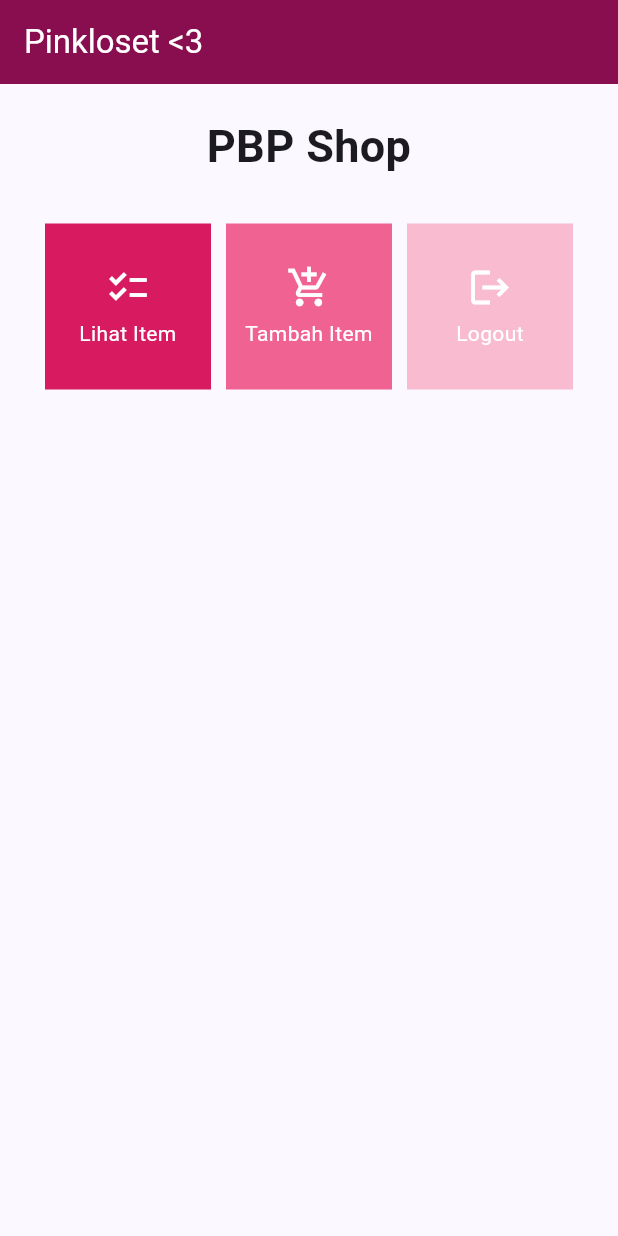
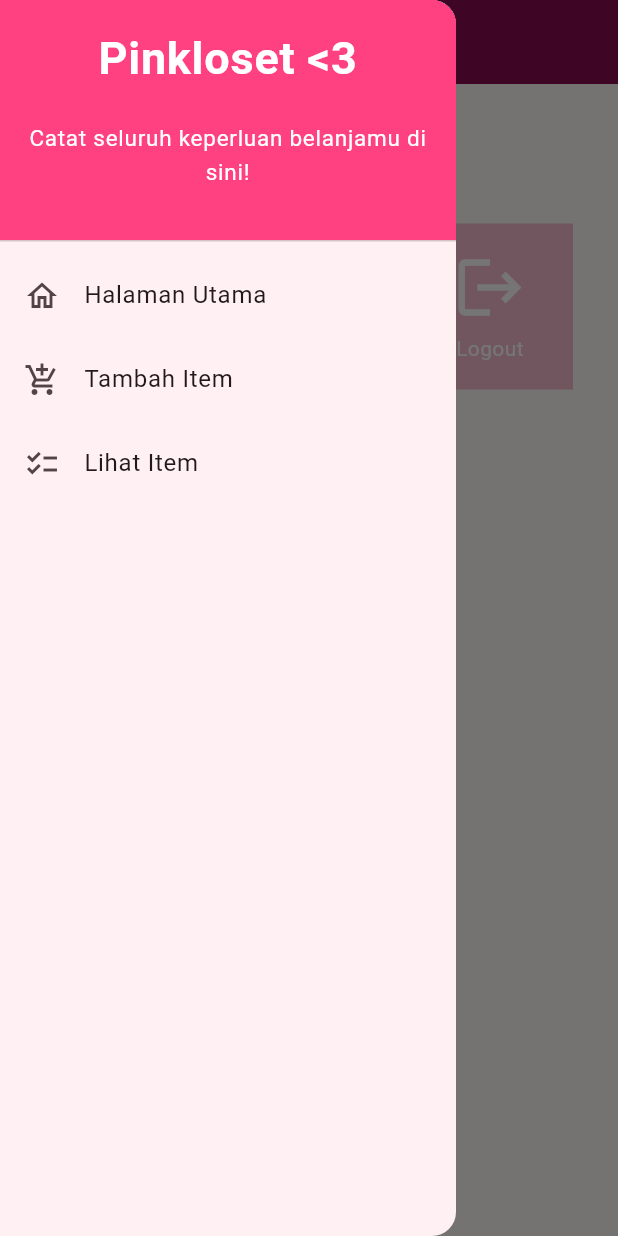
Before and after one commit to Melvarazr/letsgobeli, a Flutter app: the screen it shows after launch, with the side drawer open (before the commit the screen has no drawer), on a phone screen of 412 x 824 dp. Run offline on Flutter 3.47's test engine with Material 2 defaults, Android fonts, the phone set to English and light mode, and no system bars.

Commit message:
Submit Tugas 8

```diff
--- a/lib/main.dart
+++ b/lib/main.dart
@@ -1,5 +1,5 @@
 import 'package:flutter/material.dart';
-import 'package:pinkloset/menu.dart';
+import 'package:pinkloset/screens/menu.dart';
 
 void main() {
   runApp(const MyApp());
@@ -12,7 +12,7 @@ class MyApp extends StatelessWidget {
   @override
   Widget build(BuildContext context) {
     return MaterialApp(
-      title: 'Flutter Demo',
+      title: 'Pinkloset',
       theme: ThemeData(
         // This is the theme of your application.
         //
@@ -29,10 +29,10 @@ class MyApp extends StatelessWidget {
         //
         // This works for code too, not just values: Most code changes can be
         // tested with just a hot reload.
-        colorScheme: ColorScheme.fromSeed(seedColor: Colors.indigo),
+        colorScheme: ColorScheme.fromSeed(seedColor: Colors.pink.shade900),
         useMaterial3: true,
       ),
-      home: const MyHomePage(),
+      home: MyHomePage(),
     );
   }
 }
--- a/lib/menu.dart
+++ b/lib/screens/menu.dart
@@ -1,8 +1,22 @@
 import 'package:flutter/material.dart';
+import 'package:pinkloset/widgets/left_drawer.dart';
+import 'package:pinkloset/widgets/shop_card.dart';
+
+class ShopItem {
+  final String name;
+  final IconData icon;
+
+  ShopItem(this.name, this.icon);
+}
 
 class MyHomePage extends StatelessWidget {
-  const MyHomePage({Key? key}) : super(key: key);
+  MyHomePage({Key? key}) : super(key: key);
 
+  final List<ShopItem> items = [
+    ShopItem("Lihat Item", Icons.checklist),
+    ShopItem("Tambah Item", Icons.add_shopping_cart),
+    ShopItem("Logout", Icons.logout),
+  ];
 
   // This widget is the home page of your application. It is stateful, meaning
   // that it has a State object (defined below) that contains fields that affect
@@ -29,6 +43,7 @@ class MyHomePage extends StatelessWidget {
         backgroundColor: Colors.pink.shade900,
         foregroundColor: Colors.white,
       ),
+      drawer: const LeftDrawer(),
       body: SingleChildScrollView(
         // Widget wrapper yang dapat discroll
         child: Padding(
@@ -40,7 +55,7 @@ class MyHomePage extends StatelessWidget {
                 padding: EdgeInsets.only(top: 10.0, bottom: 10.0),
                 // Widget Text untuk menampilkan tulisan dengan alignment center dan style yang sesuai
                 child: Text(
-                  'PBP Shop', // Text yang menandakan toko
+                  'Pinkloset', // Text yang menandakan toko
                   textAlign: TextAlign.center,
                   style: TextStyle(
                     fontSize: 30,
@@ -69,71 +84,3 @@ class MyHomePage extends StatelessWidget {
     );
   }
 }
-
-class ShopCard extends StatelessWidget {
-  final ShopItem item;
-
-  const ShopCard(this.item, {Key? key}) : super(key: key);
-
-  @override
-  Widget build(BuildContext context) {
-    Color cardColor; // Variabel untuk menentukan warna latar belakang
-
-    // Menentukan warna berdasarkan nama item
-    if (item.name == "Lihat Item") {
-      cardColor = Colors.pink.shade600; // Warna untuk "Lihat Produk"
-    } else if (item.name == "Tambah Item") {
-      cardColor = Colors.pink.shade300; // Warna untuk "Tambah Produk"
-    } else if (item.name == "Logout") {
-      cardColor = Colors.pink.shade100; // Warna untuk "Logout"
-    } else {
-      cardColor = Colors.indigo; // Warna default jika tidak ada yang cocok
-    }
-
-    return Material(
-      color: cardColor, // Menggunakan warna yang telah ditentukan
-      child: InkWell(
-        onTap: () {
-          ScaffoldMessenger.of(context)
-            ..hideCurrentSnackBar()
-            ..showSnackBar(SnackBar(
-                content: Text("Kamu telah menekan tombol ${item.name}!")));
-        },
-        child: Container(
-          padding: const EdgeInsets.all(8),
-          child: Center(
-            child: Column(
-              mainAxisAlignment: MainAxisAlignment.center,
-              children: [
-                Icon(
-                  item.icon,
-                  color: Colors.white,
-                  size: 30.0,
-                ),
-                const Padding(padding: EdgeInsets.all(3)),
-                Text(
-                  item.name,
-                  textAlign: TextAlign.center,
-                  style: const TextStyle(color: Colors.white),
-                ),
-              ],
-            ),
-          ),
-        ),
-      ),
-    );
-  }
-}
-
-class ShopItem {
-  final String name;
-  final IconData icon;
-
-  ShopItem(this.name, this.icon);
-}
-
-final List<ShopItem> items = [
-  ShopItem("Lihat Item", Icons.checklist),
-  ShopItem("Tambah Item", Icons.add_shopping_cart),
-  ShopItem("Logout", Icons.logout),
-];
--- /dev/null
+++ b/lib/widgets/left_drawer.dart
@@ -0,0 +1,86 @@
+import 'package:flutter/material.dart';
+import 'package:pinkloset/screens/menu.dart';
+import 'package:pinkloset/screens/shoplist_form.dart';
+import 'package:pinkloset/screens/view_items.dart';
+
+class LeftDrawer extends StatelessWidget {
+  const LeftDrawer({super.key});
+
+  @override
+  Widget build(BuildContext context) {
+    return Drawer(
+      child: ListView(
+        children: [
+          const DrawerHeader(
+            decoration: BoxDecoration(
+              color: Colors.pinkAccent,
+            ),
+            child: Column(
+              children: [
+                Text(
+                  'Pinkloset <3',
+                  textAlign: TextAlign.center,
+                  style: TextStyle(
+                    fontSize: 30,
+                    fontWeight: FontWeight.bold,
+                    color: Colors.white,
+                  ),
+                ),
+                Padding(padding: EdgeInsets.all(10)),
+                Text("Catat seluruh keperluan belanjamu di sini!",
+                  textAlign: TextAlign.center,
+                  style: TextStyle(
+                    fontSize: 15,
+                    color: Colors.white,
+                    fontWeight: FontWeight.normal,
+                  ),
+                ),
+              ],
+            ),
+          ),
+          ListTile(
+            leading: const Icon(Icons.home_outlined),
+            title: const Text('Halaman Utama'),
+            // Bagian redirection ke MyHomePage
+            onTap: () {
+              Navigator.pushReplacement(
+                  context,
+                  MaterialPageRoute(
+                    builder: (context) => MyHomePage(),
+                  ));
+            },
+          ),
+          ListTile(
+            leading: const Icon(Icons.add_shopping_cart),
+            title: const Text('Tambah Item'),
+            // Bagian redirection ke ShopFormPage
+            onTap: () {
+              /*
+              setelah halaman ShopFormPage sudah dibuat.
+              */
+              Navigator.pop(context);
+              Navigator.push(
+                context,
+                MaterialPageRoute(
+                  builder: (context) => const ShopFormPage(),
+                ));
+            },
+          ),
+          ListTile(
+            leading: const Icon(Icons.checklist),
+            title: const Text('Lihat Item'),
+            onTap: () {
+              Navigator.pop(context);
+              Navigator.push(
+                context,
+                MaterialPageRoute(
+                  builder: (context) => const ProductListPage(), // Navigate to the "View Products" page
+                ),
+              );
+            },
+          ),
+        ],
+      ),
+    );
+  }
+}
--- /dev/null
+++ b/lib/widgets/shop_card.dart
@@ -0,0 +1,67 @@
+import 'package:flutter/material.dart';
+import 'package:pinkloset/screens/menu.dart';
+import 'package:pinkloset/screens/shoplist_form.dart';
+import 'package:pinkloset/screens/view_items.dart';
+
+class ShopCard extends StatelessWidget {
+  final ShopItem item;
+
+  const ShopCard(this.item, {Key? key}) : super(key: key);
+
+  @override
+  Widget build(BuildContext context) {
+    Color cardColor; // Variabel untuk menentukan warna latar belakang
+
+    // Menentukan warna berdasarkan nama item
+    if (item.name == "Lihat Item") {
+      cardColor = Colors.pink.shade600; // Warna untuk "Lihat Produk"
+    } else if (item.name == "Tambah Item") {
+      cardColor = Colors.pink.shade300; // Warna untuk "Tambah Produk"
+    } else if (item.name == "Logout") {
+      cardColor = Colors.pink.shade100; // Warna untuk "Logout"
+    } else {
+      cardColor = Colors.indigo; // Warna default jika tidak ada yang cocok
+    }
+
+    return Material(
+      color: cardColor, // Menggunakan warna yang telah ditentukan
+      child: InkWell(
+        onTap: () {
+          ScaffoldMessenger.of(context)
+            ..hideCurrentSnackBar()
+            ..showSnackBar(SnackBar(
+                content: Text("Kamu telah menekan tombol ${item.name}!")));
+
+            if (item.name == "Tambah Item") {
+              Navigator.push(context,
+                  MaterialPageRoute(builder: (context) => const ShopFormPage()));
+            } else if (item.name == "Lihat Item") {
+              Navigator.push(context,
+                  MaterialPageRoute(builder: (context) => const ProductListPage()));
+            }
+        },
+        child: Container(
+          padding: const EdgeInsets.all(8),
+          child: Center(
+            child: Column(
+              mainAxisAlignment: MainAxisAlignment.center,
+              children: [
+                Icon(
+                  item.icon,
+                  color: Colors.white,
+                  size: 50.0,
+                ),
+                const Padding(padding: EdgeInsets.all(3)),
+                Text(
+                  item.name,
+                  textAlign: TextAlign.center,
+                  style: const TextStyle(color: Colors.white),
+                ),
+              ],
+            ),
+          ),
+        ),
+      ),
+    );
+  }
+}
```
Also changed, not shown: lib/screens/shoplist_form.dart (added, +186 -0 lines), lib/screens/view_items.dart (added, +64 -0 lines), 1 other file.
